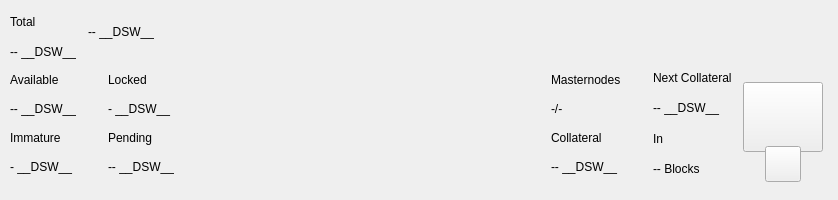
Before: the Qt Designer form src/qt/pivx/forms/topbar.ui in decenomy/DSW, drawn with Qt 5.
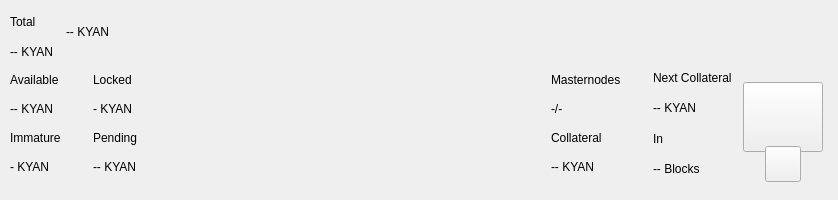
After: the same form once the commit is applied. Custom widgets are drawn as their Qt base class.

The edit to the form file:
```diff
--- a/src/qt/pivx/forms/topbar.ui
+++ b/src/qt/pivx/forms/topbar.ui
@@ -119,7 +119,7 @@
               <item>
                <widget class="QLabel" name="labelAmountPiv">
                 <property name="text">
-                 <string notr="true">-- __DSW__</string>
+                 <string notr="true">-- KYAN</string>
                 </property>
                </widget>
               </item>
@@ -162,7 +162,7 @@
                  <string notr="true">padding:0px;margin:0px;</string>
                 </property>
                 <property name="text">
-                 <string notr="true">-- __DSW__</string>
+                 <string notr="true">-- KYAN</string>
                 </property>
                </widget>
               </item>
@@ -456,7 +456,7 @@
                  <item>
                   <widget class="QLabel" name="labelAvailablePiv">
                    <property name="text">
-                    <string>-- __DSW__</string>
+                    <string>-- KYAN</string>
                    </property>
                   </widget>
                  </item>
@@ -470,7 +470,7 @@
                  <item>
                   <widget class="QLabel" name="labelImmaturePiv">
                    <property name="text">
-                    <string notr="true">- __DSW__</string>
+                    <string notr="true">- KYAN</string>
                    </property>
                   </widget>
                  </item>
@@ -491,7 +491,7 @@
                  <item>
                   <widget class="QLabel" name="labelLockedPiv">
                    <property name="text">
-                    <string>- __DSW__</string>
+                    <string>- KYAN</string>
                    </property>
                   </widget>
                  </item>
@@ -505,7 +505,7 @@
                  <item>
                   <widget class="QLabel" name="labelPendingPiv">
                    <property name="text">
-                    <string notr="true">-- __DSW__</string>
+                    <string notr="true">-- KYAN</string>
                    </property>
                   </widget>
                  </item>
@@ -567,7 +567,7 @@
              <item>
               <widget class="QLabel" name="labelCollateralPiv">
                <property name="text">
-                <string notr="true">-- __DSW__</string>
+                <string notr="true">-- KYAN</string>
                </property>
               </widget>
              </item>
@@ -598,7 +598,7 @@
               <item>
                <widget class="QLabel" name="labelNextCollateralValue">
                 <property name="text">
-                 <string>-- __DSW__</string>
+                 <string>-- KYAN</string>
                 </property>
                </widget>
               </item>
```
